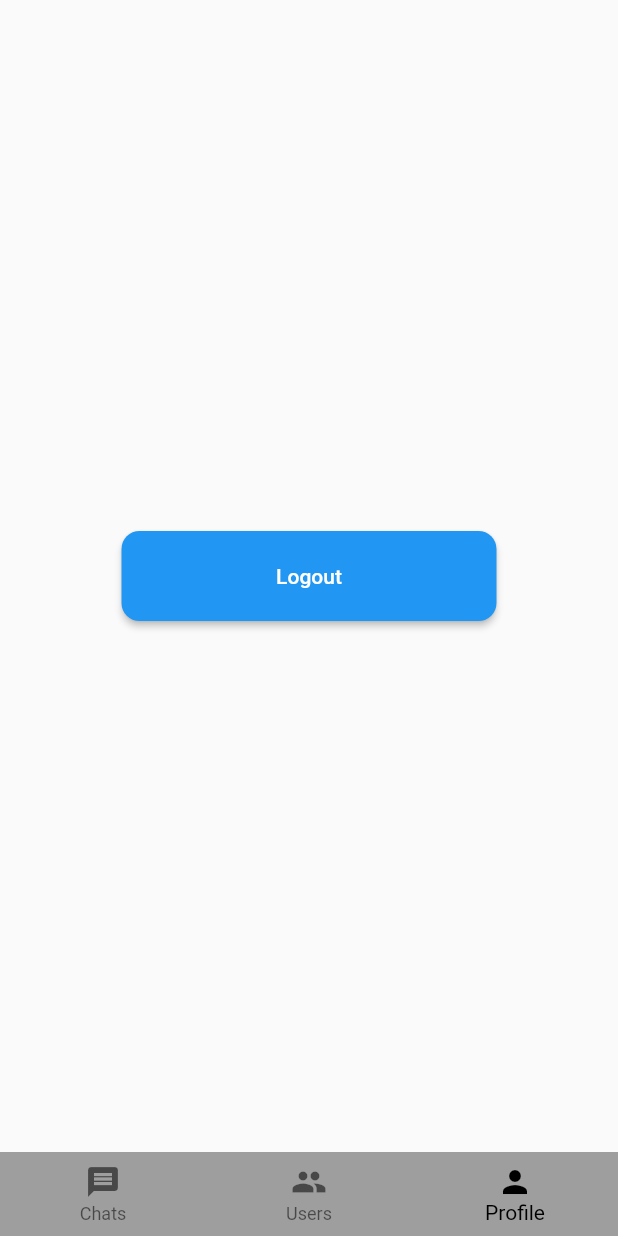
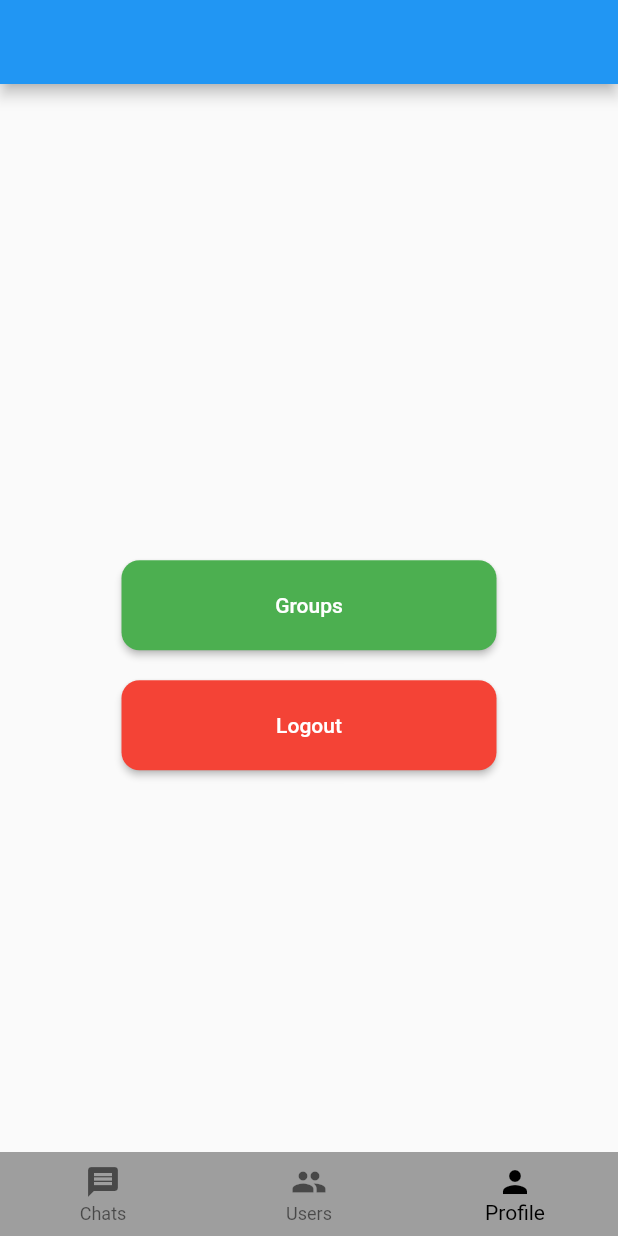
Before and after one commit to den0206/getx_socket, a Flutter app: the screen it shows once a user with an empty profile is signed in, item 3 of the bottom bar chosen, on a phone screen of 412 x 824 dp. Run offline on Flutter 3.47's test engine with Material 2 defaults, Android fonts, the phone set to English and light mode, and no system bars; our stand-ins replace flutter_slidable, get, shared_preferences, sizer, socket_io_client; accounts and stored records are empty; network calls fail.

Commit message:
add groups endpoint

```diff
--- a/socket_flutter/lib/src/app_root.dart
+++ b/socket_flutter/lib/src/app_root.dart
@@ -4,9 +4,10 @@ import 'package:socket_flutter/src/screen/auth/login/login_contoller.dart';
 import 'package:socket_flutter/src/screen/auth/login/login_sceen.dart';
 import 'package:socket_flutter/src/screen/auth/signup/signup_controller.dart';
 import 'package:socket_flutter/src/screen/auth/signup/signup_screen.dart';
+import 'package:socket_flutter/src/screen/main_tab/groups/groups_controller.dart';
+import 'package:socket_flutter/src/screen/main_tab/groups/groups_screen.dart';
 import 'package:socket_flutter/src/screen/main_tab/message/message_controller.dart';
 import 'package:socket_flutter/src/screen/main_tab/message/message_screen.dart';
-import 'package:socket_flutter/src/screen/main_tab/users/user_detail/user_detail_screen.dart';
 import 'package:socket_flutter/src/screen/main_tab/users/users_screen.dart';
 import 'package:socket_flutter/src/screen/root_screen.dart';
 
@@ -44,14 +45,18 @@ final List<GetPage> _mainPages = [
     page: () => UsersScreen(),
   ),
   GetPage(
-    name: UserDetailScreen.routeName,
-    page: () => UserDetailScreen(),
-  ),
-  GetPage(
     name: MessageScreen.routeName,
     page: () => MessageScreen(),
     binding: BindingsBuilder(
       () => Get.lazyPut(() => MessageController()),
     ),
   ),
+  GetPage(
+    name: GroupsScreen.routeName,
+    page: () => GroupsScreen(),
+    fullscreenDialog: true,
+    binding: BindingsBuilder(
+      () => Get.lazyPut(() => GroupsController()),
+    ),
+  )
 ];
--- a/socket_flutter/lib/src/screen/main_tab/main_tab_screen.dart
+++ b/socket_flutter/lib/src/screen/main_tab/main_tab_screen.dart
@@ -1,9 +1,10 @@
 import 'package:flutter/material.dart';
 import 'package:get/get_state_manager/get_state_manager.dart';
+
 import 'package:socket_flutter/src/screen/main_tab/main_tab_controller.dart';
 import 'package:socket_flutter/src/screen/main_tab/recents/recents_screen.dart';
+import 'package:socket_flutter/src/screen/main_tab/users/user_detail/user_detail_screen.dart';
 import 'package:socket_flutter/src/screen/main_tab/users/users_screen.dart';
-import 'package:socket_flutter/src/screen/widget/custom_button.dart';
 import 'package:socket_flutter/src/service/auth_service.dart';
 
 class MainTabScreen extends StatelessWidget {
@@ -33,16 +34,9 @@ class MainTabScreen extends StatelessWidget {
     final List<Widget> pages = [
       RecentsScreen(),
       UsersScreen(),
+      UserDetailScreen(AuthService.to.currentUser.value!)
 
       /// current only log outbutton
-      Center(
-        child: CustomButton(
-          title: "Logout",
-          onPressed: () {
-            AuthService.to.logout();
-          },
-        ),
-      )
     ];
     return GetBuilder<MainTabController>(
       init: MainTabController(),
--- a/socket_flutter/lib/src/screen/main_tab/message/message_extention.dart
+++ b/socket_flutter/lib/src/screen/main_tab/message/message_extention.dart
@@ -1,7 +1,6 @@
 import 'package:socket_flutter/src/api/message_api.dart';
 import 'package:socket_flutter/src/model/message.dart';
 import 'package:socket_flutter/src/model/page_feed.dart';
-import 'package:socket_flutter/src/model/recent.dart';
 import 'package:socket_flutter/src/model/user.dart';
 import 'package:socket_flutter/src/service/auth_service.dart';
 import 'package:socket_flutter/src/service/recent_extention.dart';
--- a/socket_flutter/lib/src/screen/main_tab/users/user_detail/user_detail_controller.dart
+++ b/socket_flutter/lib/src/screen/main_tab/users/user_detail/user_detail_controller.dart
@@ -1,6 +1,7 @@
 import 'package:get/get_state_manager/get_state_manager.dart';
 import 'package:get/route_manager.dart';
 import 'package:socket_flutter/src/model/user.dart';
+import 'package:socket_flutter/src/screen/main_tab/groups/groups_screen.dart';
 import 'package:socket_flutter/src/screen/main_tab/message/message_extention.dart';
 import 'package:socket_flutter/src/screen/main_tab/message/message_screen.dart';
 import 'package:socket_flutter/src/service/auth_service.dart';
@@ -37,4 +38,8 @@ class UserDetailController extends GetxController {
 
     Get.toNamed(MessageScreen.routeName, arguments: extention);
   }
+
+  Future<void> openGroups() async {
+    final _ = await Get.toNamed(GroupsScreen.routeName);
+  }
 }
--- a/socket_flutter/lib/src/screen/main_tab/users/user_detail/user_detail_screen.dart
+++ b/socket_flutter/lib/src/screen/main_tab/users/user_detail/user_detail_screen.dart
@@ -1,15 +1,22 @@
 import 'package:flutter/material.dart';
 import 'package:get/get_state_manager/get_state_manager.dart';
+import 'package:socket_flutter/src/model/user.dart';
 import 'package:socket_flutter/src/screen/main_tab/users/user_detail/user_detail_controller.dart';
 import 'package:socket_flutter/src/screen/widget/custom_button.dart';
+import 'package:socket_flutter/src/service/auth_service.dart';
 
-class UserDetailScreen extends GetView<UserDetailController> {
-  const UserDetailScreen({Key? key}) : super(key: key);
+class UserDetailScreen extends StatelessWidget {
+  const UserDetailScreen(this.user, {Key? key}) : super(key: key);
 
   static const routeName = '/UserDetail';
+  final User user;
 
   @override
   Widget build(BuildContext context) {
+    return GetBuilder<UserDetailController>(
+      init: UserDetailController(user),
+      initState: (_) {},
+      builder: (controller) {
         return Scaffold(
           appBar: AppBar(
             title: Text(controller.user.name),
@@ -26,10 +33,28 @@ class UserDetailScreen extends GetView<UserDetailController> {
                       color: Colors.black),
                 ),
                 Text(controller.user.email),
-            Row(
+                Column(
                   mainAxisAlignment: MainAxisAlignment.center,
                   children: controller.user.isCurrent
-                  ? []
+                      ? [
+                          CustomButton(
+                            title: "Groups",
+                            background: Colors.green,
+                            onPressed: () {
+                              controller.openGroups();
+                            },
+                          ),
+                          SizedBox(
+                            height: 20,
+                          ),
+                          CustomButton(
+                            title: "Logout",
+                            background: Colors.red,
+                            onPressed: () {
+                              AuthService.to.logout();
+                            },
+                          ),
+                        ]
                       : [
                           CustomButton(
                             title: "Message",
@@ -45,5 +70,7 @@ class UserDetailScreen extends GetView<UserDetailController> {
             ),
           ),
         );
+      },
+    );
   }
 }
--- a/socket_flutter/lib/src/screen/main_tab/users/users_controller.dart
+++ b/socket_flutter/lib/src/screen/main_tab/users/users_controller.dart
@@ -3,7 +3,6 @@ import 'package:get/get.dart';
 import 'package:socket_flutter/src/api/user_api.dart';
 import 'package:socket_flutter/src/model/page_feed.dart';
 import 'package:socket_flutter/src/model/user.dart';
-import 'package:socket_flutter/src/screen/main_tab/users/user_detail/user_detail_controller.dart';
 import 'package:socket_flutter/src/screen/main_tab/users/user_detail/user_detail_screen.dart';
 import 'package:socket_flutter/src/service/auth_service.dart';
 import 'package:socket_flutter/src/service/recent_extention.dart';
@@ -55,10 +54,7 @@ class UsersController extends GetxController {
   void onTap(User user) {
     if (isPrivate) {
       Get.to(
-        UserDetailScreen(),
-        binding: BindingsBuilder(
-          () => Get.lazyPut(() => UserDetailController(user)),
-        ),
+        UserDetailScreen(user),
       );
     } else {
       if (!checkSelected(user)) {
--- a/socket_flutter/lib/src/service/auth_service.dart
+++ b/socket_flutter/lib/src/service/auth_service.dart
@@ -1,6 +1,7 @@
 import 'package:get/get.dart';
 
 import 'package:socket_flutter/src/model/user.dart';
+import 'package:socket_flutter/src/screen/main_tab/recents/recents_controller.dart';
 import 'package:socket_flutter/src/service/storage_service.dart';
 
 class AuthService extends GetxService {
@@ -30,6 +31,8 @@ class AuthService extends GetxService {
   }
 
   Future<void> logout() async {
+    await Get.delete<RecentsController>();
+
     await storage.deleteLocal(StorageKey.user);
     this.currentUser.value = null;
   }
```
Also changed, not shown: socket_flutter/lib/src/model/group.dart (+7 -0 lines), socket_flutter/lib/src/model/recent.dart (+2 -5 lines), socket_flutter/lib/src/screen/main_tab/groups/groups_controller.dart (added, +9 -0 lines), socket_flutter/lib/src/screen/main_tab/groups/groups_screen.dart (added, +18 -0 lines), socket_flutter/lib/src/screen/main_tab/recents/recents_controller.dart (+11 -1 lines), socket_flutter/lib/src/screen/main_tab/recents/recents_screen.dart (+46 -5 lines), 3 other files. Lines whose indentation alone changed are shown as unchanged.
